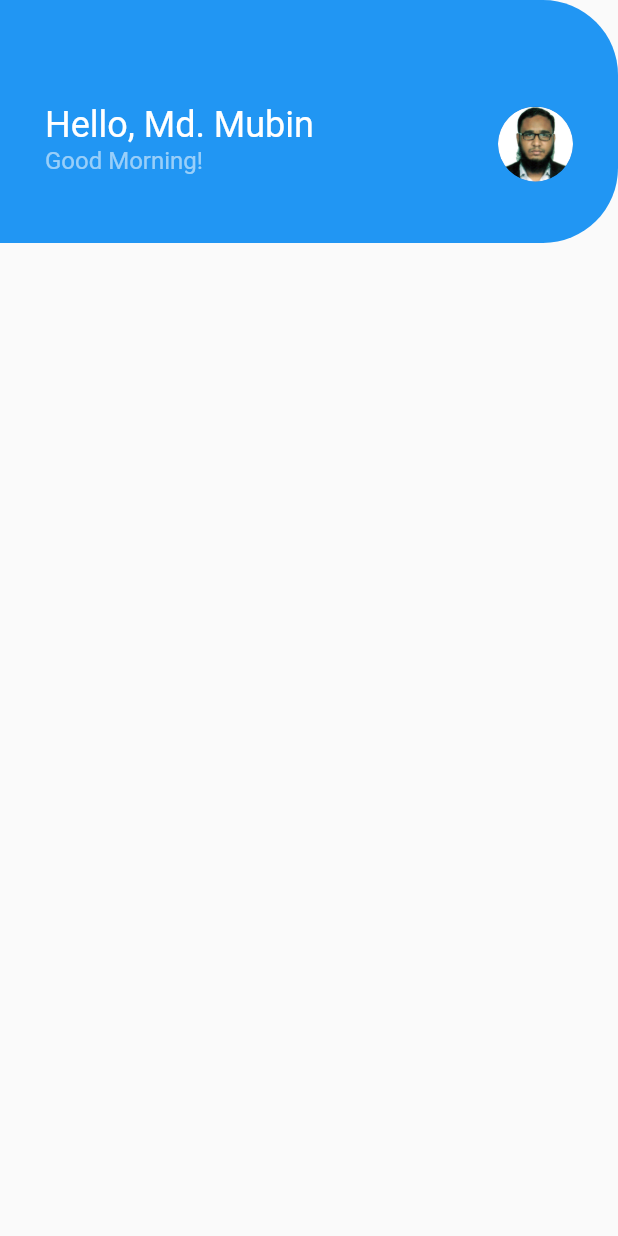
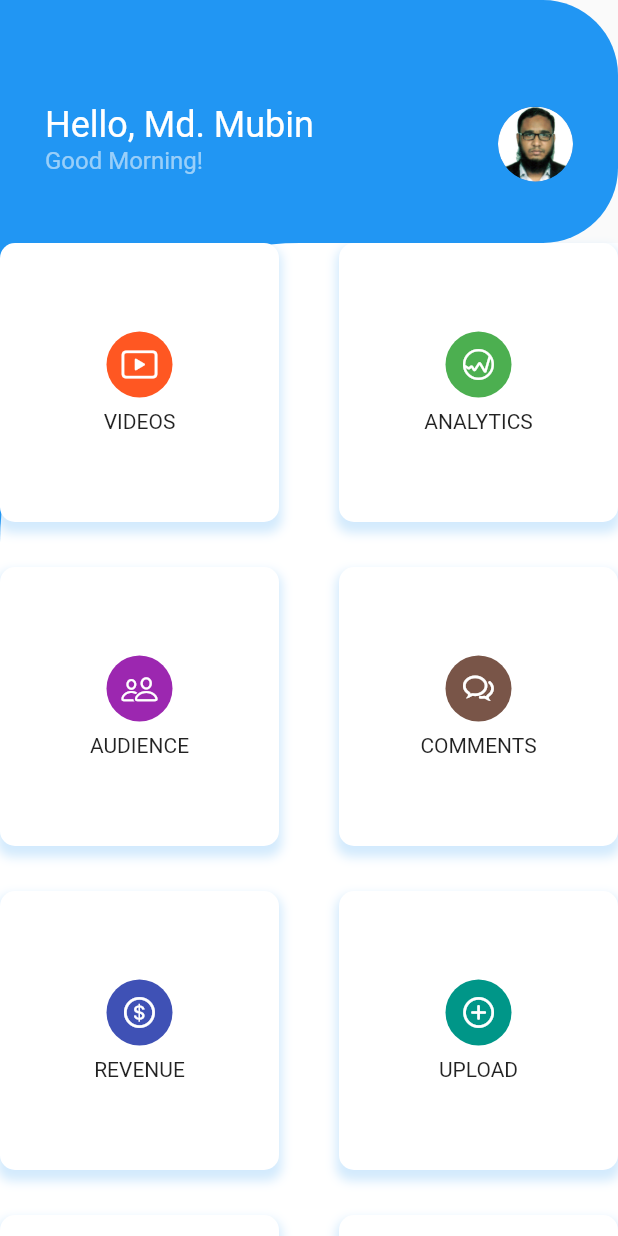
Before and after one commit to mumah-code/Dashboard_UI, a Flutter app: the screen it shows after launch, on a phone screen of 412 x 824 dp. Run offline on Flutter 3.47's test engine with Material 2 defaults, Android fonts, the phone set to English and light mode, and no system bars.

```diff
--- a/lib/main.dart
+++ b/lib/main.dart
@@ -1,6 +1,7 @@
+import 'package:flutter/cupertino.dart';
 import 'package:flutter/material.dart';
 
-void main() => runApp(MyApp());
+void main() => runApp(const MyApp());
 
 class MyApp extends StatelessWidget {
   const MyApp({super.key});
@@ -17,15 +18,18 @@ class MyApp extends StatelessWidget {
         primarySwatch: Colors.blue,
       ),
       // A widget which will be started on application startup
-      home: MyHomePage(title: 'Flutter Demo Home Page'),
+      home: const MyHomePage(),
     );
   }
 }
 
-class MyHomePage extends StatelessWidget {
-  final String title;
-  const MyHomePage({super.key, required this.title});
+class MyHomePage extends StatefulWidget {
+  const MyHomePage({super.key});
+  @override
+  _MyHomePageState createState() => _MyHomePageState();
+}
 
+class _MyHomePageState extends State<MyHomePage> {
   @override
   Widget build(BuildContext context) {
     return Scaffold(
@@ -69,8 +73,74 @@ class MyHomePage extends StatelessWidget {
               ],
             ),
           ),
+          SafeArea(
+            child: Container(
+              color: Theme.of(context).primaryColor,
+              child: Container(
+                decoration: const BoxDecoration(
+                    color: Colors.white,
+                    borderRadius: BorderRadius.only(
+                      topLeft: Radius.circular(200),
+                    )),
+                child: GridView.count(
+                  shrinkWrap: true,
+                  physics: const NeverScrollableScrollPhysics(),
+                  crossAxisCount: 2,
+                  crossAxisSpacing: 40,
+                  mainAxisSpacing: 30,
+                  children: [
+                    dashBoardItem('videos', CupertinoIcons.play_rectangle,
+                        Colors.deepOrange),
+                    dashBoardItem(
+                        'Analytics', CupertinoIcons.graph_circle, Colors.green),
+                    dashBoardItem(
+                        'Audience', CupertinoIcons.person_2, Colors.purple),
+                    dashBoardItem(
+                        'Comments', CupertinoIcons.chat_bubble_2, Colors.brown),
+                    dashBoardItem('Revenue', CupertinoIcons.money_dollar_circle,
+                        Colors.indigo),
+                    dashBoardItem(
+                        'Upload', CupertinoIcons.add_circled, Colors.teal),
+                    dashBoardItem(
+                        'About', CupertinoIcons.question_circle, Colors.blue),
+                    dashBoardItem(
+                        'Contact', CupertinoIcons.phone, Colors.pinkAccent),
+                  ],
+                ),
+              ),
+            ),
+          ),
+          const SizedBox(height: 10),
         ],
       ),
     );
   }
+
+  dashBoardItem(String title, IconData iconData, Color background) => Container(
+        decoration: BoxDecoration(
+            color: Colors.white,
+            borderRadius: BorderRadius.circular(10),
+            boxShadow: [
+              BoxShadow(
+                  offset: const Offset(0, 5),
+                  color: Theme.of(context).primaryColor.withOpacity(.2),
+                  spreadRadius: 2,
+                  blurRadius: 5)
+            ]),
+        child: Column(
+          mainAxisAlignment: MainAxisAlignment.center,
+          children: [
+            Container(
+              padding: const EdgeInsets.all(10),
+              decoration: BoxDecoration(
+                color: background,
+                shape: BoxShape.circle,
+              ),
+              child: Icon(iconData, color: Colors.white),
+            ),
+            const SizedBox(height: 8),
+            Text(title.toUpperCase()),
+          ],
+        ),
+      );
 }
```
